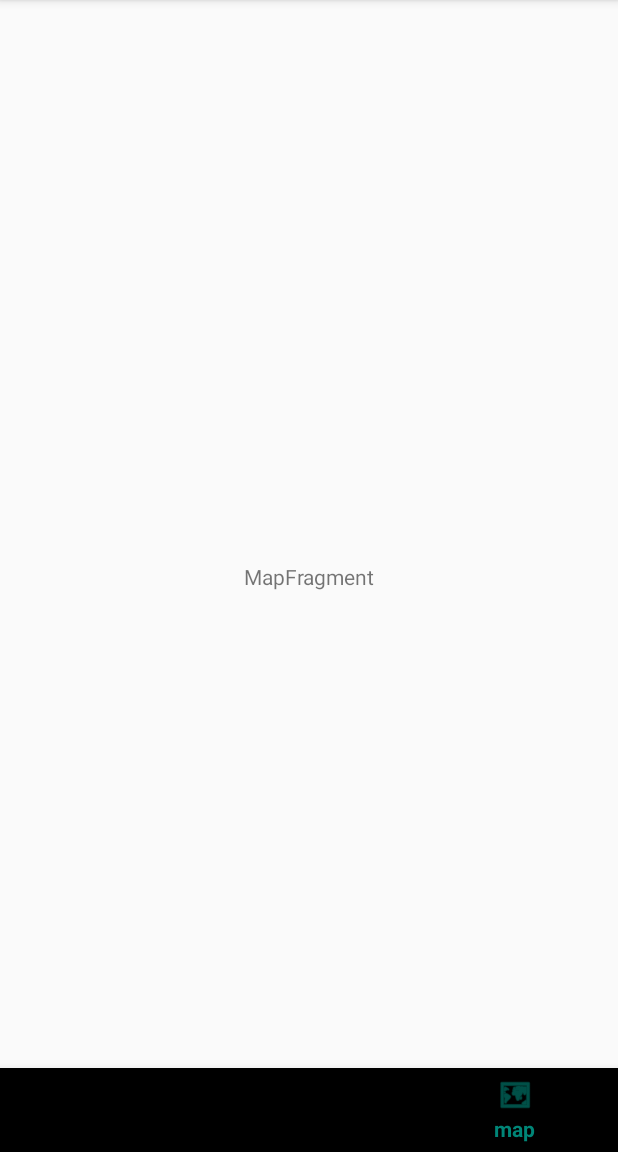
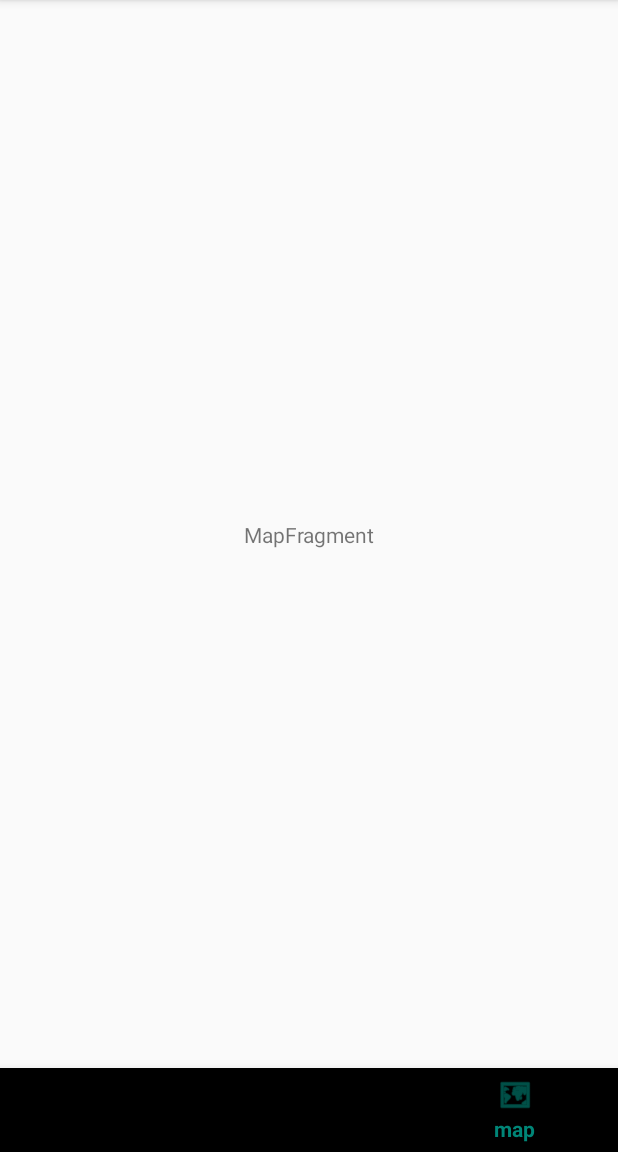
Before and after one commit to yshogo/jetpack-sample, an Android app: the screen it shows after launch (MainActivity), item 3 of the bottom bar chosen, on a phone screen of 412 x 824 dp, the part 84-1236 px from its top. Run offline under Robolectric (Android 15) with nearby library versions, the phone set to English and light mode, and no system bars; 1 statement that could not run was skipped.

Commit message:
リストビューが被らない件の修正

```diff
--- a/app/src/main/res/layout/main_activity.xml
+++ b/app/src/main/res/layout/main_activity.xml
@@ -1,28 +1,26 @@
 <?xml version="1.0" encoding="utf-8"?>
-<FrameLayout
+<RelativeLayout
     xmlns:android="http://schemas.android.com/apk/res/android"
+    xmlns:app="http://schemas.android.com/apk/res-auto"
     xmlns:tools="http://schemas.android.com/tools"
-    xmlns:app="http://schemas.android.com/apk/res-auto"
     android:id="@+id/container"
     android:layout_width="match_parent"
     android:layout_height="match_parent"
+    android:orientation="vertical"
     tools:context=".MainActivity">
+
+    <android.support.design.widget.BottomNavigationView
+        android:id="@+id/navigation"
+        android:layout_width="match_parent"
+        android:layout_height="wrap_content"
+        android:layout_alignParentBottom="true"
+        app:menu="@menu/item_bottom_navigation" />
 
     <FrameLayout
         android:id="@+id/fragment_container"
         android:layout_width="match_parent"
         android:layout_height="match_parent"
-        app:layout_constraintBottom_toTopOf="@id/navigation"
-        app:layout_constraintLeft_toLeftOf="parent"
-        app:layout_constraintRight_toRightOf="parent"
-        app:layout_constraintTop_toTopOf="parent"
+        android:layout_above="@id/navigation"
         />
 
-    <android.support.design.widget.BottomNavigationView
-        android:id="@+id/navigation"
-        android:layout_width="match_parent"
-        android:layout_height="wrap_content"
-        android:layout_gravity="bottom"
-        app:menu="@menu/item_bottom_navigation"/>
-
-</FrameLayout>
+</RelativeLayout>
```
Also changed, not shown: app/src/main/res/layout/schedule_fragment.xml (+4 -4 lines).
